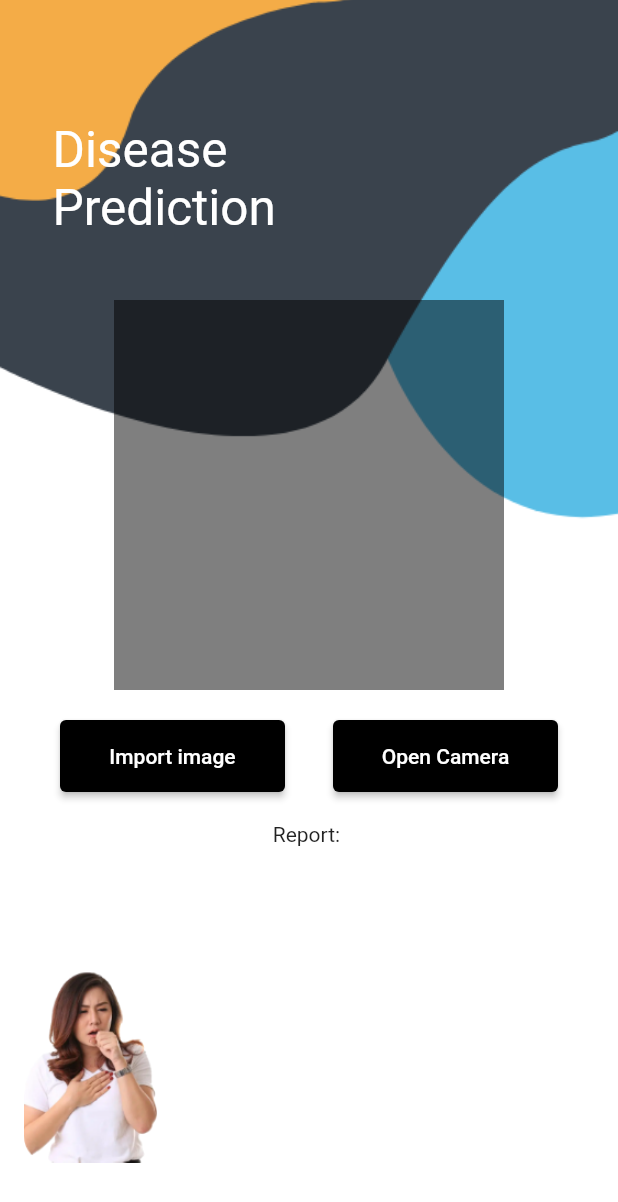
After one commit to vedantxx/Disease-Prediction, a Flutter app: the screen it shows after launch, after a tap on "Pneumonia/Chest pain", on a phone screen of 412 x 824 dp. The commit adds this screen. Shown: the top 1202 px of the screen. Run offline on Flutter 3.47's test engine with Material 2 defaults, Android fonts, the phone set to English and light mode, and no system bars; our stand-ins replace image_picker; missing offline and left inert: tflite.

Commit message:
Model prediction screen added with tflite and skin cancer tflite model

```diff
--- /dev/null
+++ b/assets/ml_models/skin_cancer/labels.txt
@@ -0,0 +1,2 @@
+0 Malignant
+1 Benign
--- a/lib/views/home.dart
+++ b/lib/views/home.dart
@@ -1,6 +1,7 @@
 import 'package:doctor_booking_app/data/data.dart';
 import 'package:doctor_booking_app/model/speciality.dart';
 import 'package:doctor_booking_app/views/doctor_info.dart';
+import 'package:doctor_booking_app/views/prediction_screen.dart';
 import 'package:flutter/material.dart';
 import 'package:flutter/services.dart';
 import 'package:url_launcher/url_launcher.dart';
@@ -124,11 +125,20 @@ class HomePageState extends State<HomePage> {
                     physics: ClampingScrollPhysics(),
                     scrollDirection: Axis.horizontal,
                     itemBuilder: (context, index) {
-                      return SpecialistTile(
-                        imgAssetPath: specialities[index].imgAssetPath,
-                        speciality: specialities[index].speciality,
-                        // noOfDoctors: specialities[index].noOfDoctors,
-                        backColor: specialities[index].backgroundColor,
+                      return GestureDetector(
+                        onTap: () {
+                          Navigator.push(
+                              context, MaterialPageRoute(builder: (context) => PredictionScreen(
+                            coverImageAsset: specialities[index].imgAssetPath,
+                          ))
+                          );
+                        },
+                        child: SpecialistTile(
+                          imgAssetPath: specialities[index].imgAssetPath,
+                          speciality: specialities[index].speciality,
+                          // noOfDoctors: specialities[index].noOfDoctors,
+                          backColor: specialities[index].backgroundColor,
+                        ),
                       );
                     }),
               ),
--- /dev/null
+++ b/lib/views/prediction_screen.dart
@@ -0,0 +1,302 @@
+import 'dart:io';
+
+import 'package:flutter/material.dart';
+import 'package:image_picker/image_picker.dart';
+import 'package:tflite/tflite.dart';
+
+class PredictionScreen extends StatefulWidget {
+  final String? coverImageAsset;
+  const PredictionScreen({Key? key,required this.coverImageAsset}) : super(key: key);
+
+  @override
+  _PredictionScreenState createState() => _PredictionScreenState();
+}
+
+class _PredictionScreenState extends State<PredictionScreen> {
+
+  bool isImageLoaded = false;
+  bool isPredicted = false;
+  late File pickedImage;
+
+  late List _result;
+  String _confidence = "";
+  String _name = "";
+
+  String numbers = "";
+
+  getImageForPrediction(ImageSource source) async {
+    var tempStore = await ImagePicker().pickImage(source: source);
+
+    setState(() {
+      pickedImage = File(tempStore!.path);
+      isImageLoaded = true;
+    });
+
+    applyModelOnImage(pickedImage);
+  }
+
+  loadMyModel() async {
+    var resultant = await Tflite.loadModel(
+      model: "assets/ml_models/skin_cancer/model_unquant.tflite",
+      labels: "assets/ml_models/skin_cancer/labels.txt",
+    );
+
+    debugPrint("Model loaded successfully $resultant");
+  }
+
+  applyModelOnImage(File file) async {
+    var res = await Tflite.runModelOnImage(
+      path: file.path,
+      numResults: 2,
+      threshold: 0.5,
+      imageMean: 127.5,
+      imageStd: 127.5,
+    );
+
+    debugPrint(res.toString());
+
+    setState(() {
+      _result = res!;
+
+      String str = _result[0]["label"];
+
+      _name = str.substring(2);
+      _confidence = (_result[0]["confidence"] * 100.0).toString().substring(0,2);
+      isPredicted = true;
+      // _confidence = _result[0]["confidence"]).toString().substring(0,2);
+      // _result != null ? (_result[0]["confidence"]).toString().substring(0,2) + "\" : "loading";
+
+    });
+  }
+
+  @override
+  void initState() {
+    // TODO: implement initState
+    super.initState();
+    loadMyModel();
+  }
+
+  @override
+  Widget build(BuildContext context) {
+    return Scaffold(
+      // backgroundColor: Colors.transparent,
+      body: Container(
+        height: MediaQuery.of(context).size.height,
+        width: MediaQuery.of(context).size.width,
+        child: Stack(
+          children: [
+            Container(
+              height: MediaQuery.of(context).size.height,
+              width: MediaQuery.of(context).size.width,
+              decoration: BoxDecoration(
+                image: DecorationImage(
+                    image: AssetImage('assets/prediction_screen_bg.png'), fit: BoxFit.cover),
+              ),
+            ),
+            Container(
+              padding: EdgeInsets.only(left: 35, top: 80),
+              child: Text(
+                'Disease\nPrediction',
+                style: TextStyle(color: Colors.white, fontSize: 33),
+              ),
+            ),
+            Container(
+              height: MediaQuery.of(context).size.height,
+              width: MediaQuery.of(context).size.width,
+              child: Column(
+                children: [
+                  const SizedBox(height: 200,),
+                  isImageLoaded ? Center(
+                    child: Container(
+                      height: 260,
+                      width: 260,
+                      decoration: BoxDecoration(
+                        image: DecorationImage(
+                            image: FileImage(File(pickedImage.path)),
+                            fit: BoxFit.cover
+                        ),
+                      ),
+                    ),
+                  ) : Container(
+                    height: 260,
+                    width: 260,
+                    color: Colors.transparent.withOpacity(0.5),
+                  ),
+                  const SizedBox(height: 20,),
+                  Container(
+                    height: 48,
+                    child: Row(
+                      mainAxisAlignment: MainAxisAlignment.center,
+                      crossAxisAlignment: CrossAxisAlignment.center,
+                      children: [
+                        Padding(
+                          padding: const EdgeInsets.symmetric(horizontal: 16.0),
+                          child: Container(
+                            width: 150,
+                            height: 48,
+                            child: ElevatedButton(
+                              style: ElevatedButton.styleFrom(
+                                backgroundColor: Colors.black
+                              ),
+                              onPressed: () {
+                                getImageForPrediction(ImageSource.gallery);
+                              }, child: Text("Import image"),
+                            ),
+                          ),
+                        ),
+                        Padding(
+                          padding: const EdgeInsets.symmetric(horizontal: 16.0),
+                          child: Container(
+                            width: 150,
+                            height: 48,
+                            child: ElevatedButton(
+                              style: ElevatedButton.styleFrom(
+                                  backgroundColor: Colors.black
+                              ),
+                              onPressed: () {
+                                getImageForPrediction(ImageSource.camera);
+                              }, child: Text("Open Camera"),
+                            ),
+                          ),
+                        ),
+                      ],
+                    ),
+                  ),
+                  const SizedBox(height: 20,),
+                  Center(child: Text("Report: ")),
+                  isPredicted ? Text("Result : $_name \nConfidence : $_confidence %") : Container(),
+                ],
+              ),
+            ),
+
+            Container(
+        width: 150,
+        margin: EdgeInsets.only(right: 16),
+        padding: EdgeInsets.only(top: 16, right: 16, left: 16),
+        child: Column(
+          crossAxisAlignment: CrossAxisAlignment.start,
+          children: <Widget>[
+            SizedBox(
+              height: 600,
+            ),
+            Image.asset(
+              widget.coverImageAsset!,
+              height: 159,
+              fit: BoxFit.fitHeight,
+            )
+          ],
+        ),
+      ),
+
+            // Container(
+            //   height: MediaQuery.of(context).size.height,
+            //   width: MediaQuery.of(context).size.width,
+            //   child: SingleChildScrollView(
+            //     child: Container(
+            //       padding: EdgeInsets.only(
+            //           top: MediaQuery.of(context).size.height * 0.5),
+            //       child: Column(
+            //         crossAxisAlignment: CrossAxisAlignment.start,
+            //         children: [
+            //           Container(
+            //             height: 100,
+            //             width: MediaQuery.of(context).size.width,
+            //             margin: EdgeInsets.only(left: 35, right: 35),
+            //             child: Row(
+            //               children: [
+            //                 Padding(
+            //                   padding: const EdgeInsets.all(8.0),
+            //                   child: Container(
+            //                     height: 48,
+            //                     width: MediaQuery.of(context).size.width/2,
+            //                     child: ElevatedButton(
+            //                       onPressed: () {},
+            //                       style: ElevatedButton.styleFrom(
+            //                         foregroundColor: Colors.black,
+            //                       ), child: Text("Import image"),
+            //                     ),
+            //                   ),
+            //                 ),
+            //                 SizedBox(
+            //                   width: 2,
+            //                 ),
+            //                 TextField(
+            //                   style: TextStyle(),
+            //                   obscureText: true,
+            //                   decoration: InputDecoration(
+            //                       fillColor: Colors.grey.shade100,
+            //                       filled: true,
+            //                       hintText: "Password",
+            //                       border: OutlineInputBorder(
+            //                         borderRadius: BorderRadius.circular(10),
+            //                       )),
+            //                 ),
+            //                 SizedBox(
+            //                   height: 40,
+            //                 ),
+            //                 Row(
+            //                   mainAxisAlignment: MainAxisAlignment.spaceBetween,
+            //                   children: [
+            //                     Text(
+            //                       'Check now',
+            //                       style: TextStyle(
+            //                           fontSize: 27, fontWeight: FontWeight.w700),
+            //                     ),
+            //                     CircleAvatar(
+            //                       radius: 30,
+            //                       backgroundColor: Color(0xff4c505b),
+            //                       child: IconButton(
+            //                           color: Colors.white,
+            //                           onPressed: () {},
+            //                           icon: Icon(
+            //                             Icons.arrow_forward,
+            //                           )),
+            //                     )
+            //                   ],
+            //                 ),
+            //                 SizedBox(
+            //                   height: 40,
+            //                 ),
+            //                 // Row(
+            //                 //   mainAxisAlignment: MainAxisAlignment.spaceBetween,
+            //                 //   children: [
+            //                 //     TextButton(
+            //                 //       onPressed: () {
+            //                 //         Navigator.pushNamed(context, 'register');
+            //                 //       },
+            //                 //       child: Text(
+            //                 //         'Sign Up',
+            //                 //         textAlign: TextAlign.left,
+            //                 //         style: TextStyle(
+            //                 //             decoration: TextDecoration.underline,
+            //                 //             color: Color(0xff4c505b),
+            //                 //             fontSize: 18),
+            //                 //       ),
+            //                 //       style: ButtonStyle(),
+            //                 //     ),
+            //                 //     TextButton(
+            //                 //         onPressed: () {},
+            //                 //         child: Text(
+            //                 //           'Forgot Password',
+            //                 //           style: TextStyle(
+            //                 //             decoration: TextDecoration.underline,
+            //                 //             color: Color(0xff4c505b),
+            //                 //             fontSize: 18,
+            //                 //           ),
+            //                 //         )),
+            //                 //   ],
+            //                 // )
+            //               ],
+            //             ),
+            //           )
+            //         ],
+            //       ),
+            //     ),
+            //   ),
+            // ),
+          ],
+        ),
+      ),
+    );
+  }
+}
--- a/pubspec.yaml
+++ b/pubspec.yaml
@@ -24,6 +24,8 @@ dependencies:
   # Use with the CupertinoIcons class for iOS style icons.
   cupertino_icons: ^1.0.4
   url_launcher:
+  tflite:
+  image_picker:
 
 dev_dependencies:
   flutter_test:
@@ -45,6 +47,7 @@ flutter:
   assets:
      - assets/
      - assets/doctor_images/
+     - assets/ml_models/skin_cancer/
   #  - images/a_dot_ham.jpeg
 
   # An image asset can refer to one or more resolution-specific "variants", see
```
Also changed, not shown: assets/prediction_screen_bg.png (added), pubspec.lock, 2 other files.
